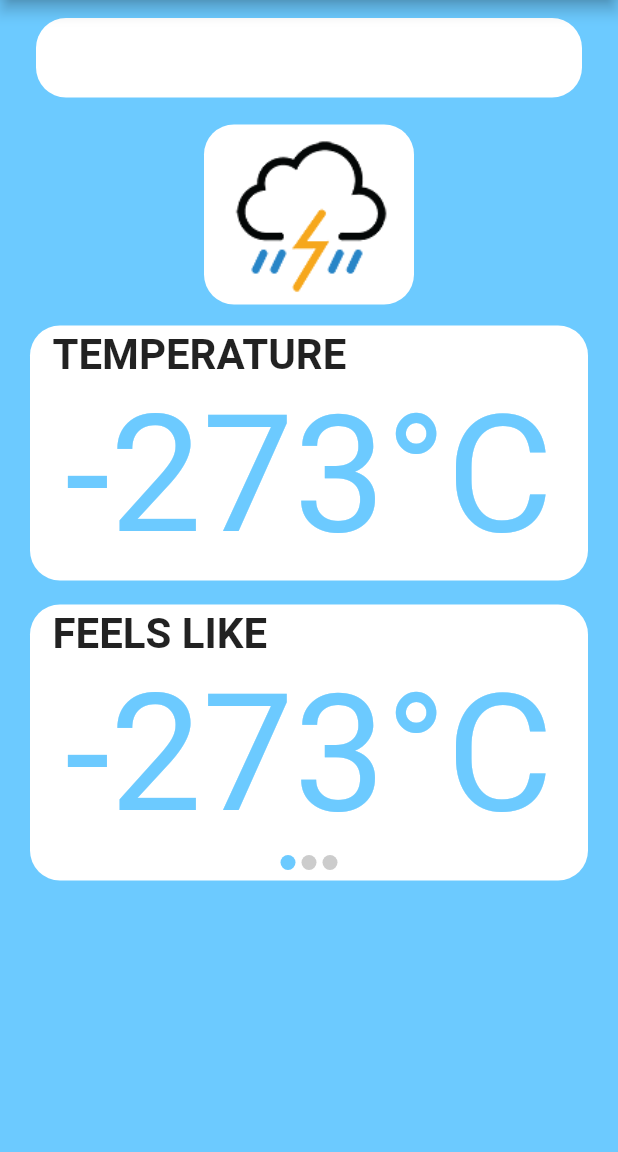
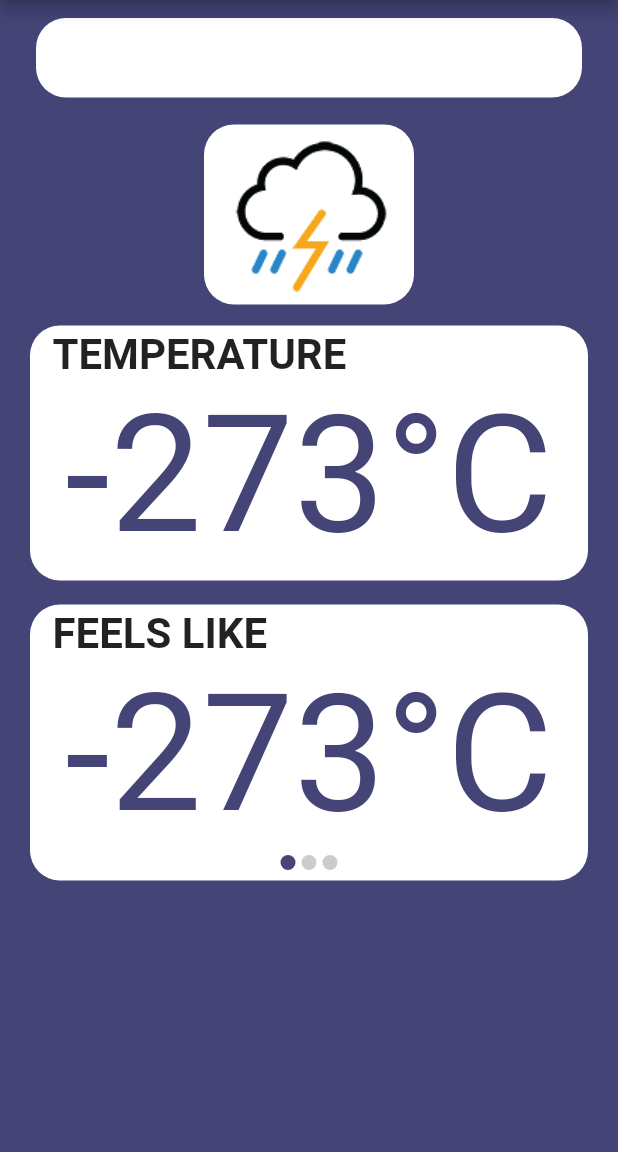
Before and after one commit to JSosna/weather, a Flutter app: the WeatherView screen opened directly with empty values, after a tap on the "remove red eye" icon, on a phone screen of 412 x 824 dp, the part 84-1236 px from its top. Run offline on Flutter 3.47's test engine with Material 2 defaults, Android fonts, the phone set to English and light mode, and no system bars; our stand-ins replace get_it, location, simple_animations.

Commit message:
Improve colors in the app

```diff
--- a/lib/core/api/open_weather_map_api.dart
+++ b/lib/core/api/open_weather_map_api.dart
@@ -3,6 +3,7 @@ import "package:http/http.dart" as http;
 import 'package:weather/core/models/location.dart';
 import 'package:weather/core/models/weather.dart';
 import 'weather_api.dart';
+
 
 class OpenWeatherMapApi extends WeatherApi {
   static const endPointUrl = 'https://api.openweathermap.org/data/2.5';
--- a/lib/core/enums/weather_condition.dart
+++ b/lib/core/enums/weather_condition.dart
@@ -1,3 +1,4 @@
+/// Possible conditions that can be returned by Open Weather Map Api
 enum WeatherCondition {
   thunderstorm,
   drizzle,
--- a/lib/core/models/location.dart
+++ b/lib/core/models/location.dart
@@ -1,3 +1,4 @@
+/// Class that stores information about [longitude] and [latitude].
 class Location {
   final double longitude;
   final double latitude;
--- a/lib/core/models/weather.dart
+++ b/lib/core/models/weather.dart
@@ -1,5 +1,6 @@
 import 'package:weather/core/enums/weather_condition.dart';
 
+/// Stores data about weather that is used in weather views.
 class Weather {
   final WeatherCondition condition;
   final String description;
@@ -28,6 +29,8 @@ class Weather {
     int cloudiness = daily['clouds']['all'].toInt();
     var weather = daily['weather'][0];
 
+    // To find out if it is day or night app uses current date,
+    // sunrise, sunset in current location.
     var date =
         DateTime.fromMillisecondsSinceEpoch(daily['dt'] * 1000, isUtc: true);
 
--- a/lib/core/utils/temperature_conversions.dart
+++ b/lib/core/utils/temperature_conversions.dart
@@ -1,4 +1,7 @@
+/// Helper class with different temperature conversions.
 class TemperatureConversions {
+
+  /// Transforms temperature from [kelvin] to Celsius.
   static double kelvinToCelsius(double kelvin) {
     return kelvin - 273;
   }
--- a/lib/core/utils/toast_message_animation.dart
+++ b/lib/core/utils/toast_message_animation.dart
@@ -1,5 +1,6 @@
 import 'package:flutter/material.dart';
 import 'package:simple_animations/simple_animations.dart';
+
 
 class ToastMessageAnimation extends StatelessWidget {
   final Widget child;
--- a/lib/core/utils/toast_utils.dart
+++ b/lib/core/utils/toast_utils.dart
@@ -1,4 +1,5 @@
 import 'dart:async';
+
 
 import 'package:flutter/material.dart';
 import 'toast_message_animation.dart';
@@ -19,7 +20,6 @@ class ToastUtils {
         }
       });
     }
-
   }
 
   static OverlayEntry createOverlayEntry(BuildContext context,
--- a/lib/ui/shared/app_colors.dart
+++ b/lib/ui/shared/app_colors.dart
@@ -1,3 +1,8 @@
 import 'package:flutter/material.dart';
 
+// Main colors used in this application.
+
 const Color primaryColor = Color(0xff6CCAFF);
+const Color primaryDarkColor = Color(0xff6CB0FF);
+
+const Color darkModePrimaryColor = Color(0xff444477);
--- a/lib/ui/views/base_view.dart
+++ b/lib/ui/views/base_view.dart
@@ -2,7 +2,7 @@ import 'package:flutter/material.dart';
 import 'package:provider/provider.dart';
 import 'package:weather/locator.dart';
 
-
+/// Base class every view in this app extends.
 class BaseView<T extends ChangeNotifier> extends StatefulWidget {
   final Widget Function(BuildContext context, T value, Widget child) builder;
   final Function(T) onModelReady;
--- a/lib/ui/views/choose_location_view.dart
+++ b/lib/ui/views/choose_location_view.dart
@@ -3,6 +3,7 @@ import 'package:flutter/material.dart';
 import 'package:weather/core/enums/viewstate.dart';
 import 'package:weather/core/utils/toast_utils.dart';
 import 'package:weather/core/viewmodels/choose_location_view_model.dart';
+import 'package:weather/ui/shared/app_colors.dart';
 
 import 'base_view.dart';
 
@@ -26,7 +27,7 @@ class _ChooseLocationViewState extends State<ChooseLocationView> {
           backgroundColor: Colors.white,
         ),
         body: Container(
-          color: Color(0xff6CCAFF),
+          color: primaryColor,
           child: Column(
             children: [
               if (vm.state == ViewState.Busy) LinearProgressIndicator(),
@@ -79,7 +80,7 @@ class _ChooseLocationViewState extends State<ChooseLocationView> {
                         child: Icon(Icons.navigation, size: 28),
                         style: ButtonStyle(
                             backgroundColor: MaterialStateProperty.all<Color>(
-                                Color(0xff6CB0FF))),
+                                primaryDarkColor)),
                       ),
                     ),
                   ],
@@ -114,7 +115,7 @@ class _ChooseLocationViewState extends State<ChooseLocationView> {
                   child: Icon(
                     Icons.location_pin,
                     size: 48,
-                    color: Color(0xff6CCAFF),
+                    color: primaryColor,
                   ),
                   style: ButtonStyle(
                       shape: MaterialStateProperty.all<RoundedRectangleBorder>(
--- a/lib/ui/views/weather_view.dart
+++ b/lib/ui/views/weather_view.dart
@@ -29,7 +29,7 @@ class _WeatherViewState extends State<WeatherView> {
     return BaseView<WeatherViewModel>(
       onModelReady: (vm) => {vm.updateModel(_weather)},
       builder: (context, vm, child) => Scaffold(
-          backgroundColor: primaryColor,
+          backgroundColor: _largerView ? darkModePrimaryColor : primaryColor,
           appBar: AppBar(
             actions: [
               IconButton(
--- a/lib/ui/widgets/enlarged_weather_view_widget.dart
+++ b/lib/ui/widgets/enlarged_weather_view_widget.dart
@@ -1,12 +1,11 @@
 import 'package:carousel_slider/carousel_slider.dart';
 import 'package:flutter/material.dart';
 import 'package:weather/core/viewmodels/weather_view_model.dart';
+import 'package:weather/ui/shared/app_colors.dart';
 
 import 'helper_weather_view_functions.dart';
 import 'large_details_box.dart';
-import 'small_details_box.dart';
 import 'weather_image.dart';
-
 
 class EnlargedWeatherViewWidget extends StatefulWidget {
   final WeatherViewModel _viewModel;
@@ -14,18 +13,16 @@ class EnlargedWeatherViewWidget extends StatefulWidget {
   EnlargedWeatherViewWidget(this._viewModel);
 
   @override
-  _EnlargedWeatherViewWidgetState createState() => _EnlargedWeatherViewWidgetState(_viewModel);
+  _EnlargedWeatherViewWidgetState createState() =>
+      _EnlargedWeatherViewWidgetState(_viewModel);
 }
 
 class _EnlargedWeatherViewWidgetState extends State<EnlargedWeatherViewWidget> {
-
   WeatherViewModel _viewModel;
 
   _EnlargedWeatherViewWidgetState(this._viewModel);
 
   int _currentIndex = 0;
-
-
 
   List<T> map<T>(List list, Function handler) {
     List<T> result = [];
@@ -40,15 +37,30 @@ class _EnlargedWeatherViewWidgetState extends State<EnlargedWeatherViewWidget> {
     List cardList = [
       Padding(
         padding: const EdgeInsets.symmetric(horizontal: 12, vertical: 0),
-        child: LargeDetailsBox("FEELS LIKE", largeDescriptionContent("${_viewModel.feelsLike.round()}°C"), 170, true),
+        child: LargeDetailsBox(
+            "FEELS LIKE",
+            largeDescriptionContent(
+                "${_viewModel.feelsLike.round()}°C", darkModePrimaryColor),
+            170,
+            true),
       ),
       Padding(
         padding: const EdgeInsets.symmetric(horizontal: 12, vertical: 0),
-        child: LargeDetailsBox("HUMIDITY", largeDescriptionContent("${_viewModel.humidity.round()}%"), 170, true),
+        child: LargeDetailsBox(
+            "HUMIDITY",
+            largeDescriptionContent(
+                "${_viewModel.humidity.round()}%", darkModePrimaryColor),
+            170,
+            true),
       ),
       Padding(
         padding: const EdgeInsets.symmetric(horizontal: 12, vertical: 0),
-        child: LargeDetailsBox("PRESSURE", largeDescriptionContent("${_viewModel.pressure.round()}"), 170, true),
+        child: LargeDetailsBox(
+            "PRESSURE",
+            largeDescriptionContent(
+                "${_viewModel.pressure.round()}", darkModePrimaryColor),
+            170,
+            true),
       ),
     ];
 
@@ -62,10 +74,11 @@ class _EnlargedWeatherViewWidgetState extends State<EnlargedWeatherViewWidget> {
             Column(
               children: [
                 Padding(
-                  padding: const EdgeInsets.symmetric(horizontal: 12, vertical: 0),
+                  padding:
+                      const EdgeInsets.symmetric(horizontal: 12, vertical: 0),
                   child: Row(
                     children: [
-                      cityLabel(_viewModel.city),
+                      cityLabel(_viewModel.city, darkModePrimaryColor),
                     ],
                   ),
                 ),
@@ -74,25 +87,32 @@ class _EnlargedWeatherViewWidgetState extends State<EnlargedWeatherViewWidget> {
                   mainAxisSize: MainAxisSize.max,
                   children: [
                     Container(
-                      padding: EdgeInsets.fromLTRB(10.0, 0, 10.0, 0),
-                      margin: EdgeInsets.all(6.0),
-                      decoration: BoxDecoration(
-                          borderRadius: BorderRadius.circular(20), color: Colors.white),
-                      child: getWeatherImage(_viewModel.condition, _viewModel.isDaytime, 120))
-                      ],
+                        padding: EdgeInsets.fromLTRB(10.0, 0, 10.0, 0),
+                        margin: EdgeInsets.all(6.0),
+                        decoration: BoxDecoration(
+                            borderRadius: BorderRadius.circular(20),
+                            color: Colors.white),
+                        child: getWeatherImage(
+                            _viewModel.condition, _viewModel.isDaytime, 120))
+                  ],
                 ),
                 Padding(
-                  padding: const EdgeInsets.symmetric(horizontal: 12, vertical: 0),
+                  padding:
+                      const EdgeInsets.symmetric(horizontal: 12, vertical: 0),
                   child: Row(
                     mainAxisAlignment: MainAxisAlignment.center,
                     mainAxisSize: MainAxisSize.max,
                     children: [
                       LargeDetailsBox(
-                          "Temperature", largeDescriptionContent("${_viewModel.temp.round()}°C"), 170, true)
+                          "Temperature",
+                          largeDescriptionContent(
+                              "${_viewModel.temp.round()}°C",
+                              darkModePrimaryColor),
+                          170,
+                          true)
                     ],
                   ),
                 ),
-
                 Stack(
                   alignment: Alignment.bottomCenter,
                   children: [
@@ -102,8 +122,7 @@ class _EnlargedWeatherViewWidgetState extends State<EnlargedWeatherViewWidget> {
                         viewportFraction: 1,
                         autoPlay: true,
                         autoPlayInterval: Duration(seconds: 6),
-                        autoPlayAnimationDuration:
-                            Duration(milliseconds: 800),
+                        autoPlayAnimationDuration: Duration(milliseconds: 800),
                         autoPlayCurve: Curves.fastOutSlowIn,
                         pauseAutoPlayOnTouch: true,
                         aspectRatio: 2.0,
@@ -129,7 +148,7 @@ class _EnlargedWeatherViewWidgetState extends State<EnlargedWeatherViewWidget> {
                           decoration: BoxDecoration(
                             shape: BoxShape.circle,
                             color: _currentIndex == index
-                                ? Color(0xff6CCAFF)
+                                ? darkModePrimaryColor
                                 : Color(0xffcccccc),
                           ),
                         );
--- a/lib/ui/widgets/helper_weather_view_functions.dart
+++ b/lib/ui/widgets/helper_weather_view_functions.dart
@@ -1,6 +1,7 @@
 import 'package:flutter/material.dart';
+import 'package:weather/ui/shared/app_colors.dart';
 
-Widget cityLabel(String name) {
+Widget cityLabel(String name, [Color textColor=primaryColor]) {
   return Expanded(
     child: Container(
       padding: EdgeInsets.all(10.0),
@@ -14,7 +15,7 @@ Widget cityLabel(String name) {
             style: TextStyle(
                 fontSize: 28,
                 fontWeight: FontWeight.bold,
-                color: Color(0xff6CCAFF)),
+                color: textColor),
           ),
         ),
       ]),
@@ -36,7 +37,7 @@ Widget weatherDescription(String description) {
             style: TextStyle(
                 fontSize: 20,
                 fontWeight: FontWeight.bold,
-                color: Color(0xff6CCAFF)),
+                color: primaryColor),
           ),
         ),
       ]),
@@ -44,23 +45,23 @@ Widget weatherDescription(String description) {
   );
 }
 
-Widget smallDescriptionContent(String text) {
+Widget smallDescriptionContent(String text, [Color textColor = primaryColor]) {
   return Center(
     child: FittedBox(
       child: Text(
         text,
-        style: TextStyle(fontSize: 70.0, color: Color(0xff6CCAFF)),
+        style: TextStyle(fontSize: 70.0, color: textColor),
       ),
     ),
   );
 }
 
-Widget largeDescriptionContent(String text) {
+Widget largeDescriptionContent(String text, [Color textColor = primaryColor]) {
   return Center(
     child: FittedBox(
       child: Text(
         text,
-        style: TextStyle(fontSize: 109.0, color: Color(0xff6CCAFF)),
+        style: TextStyle(fontSize: 109.0, color: textColor),
       ),
     ),
   );
```
